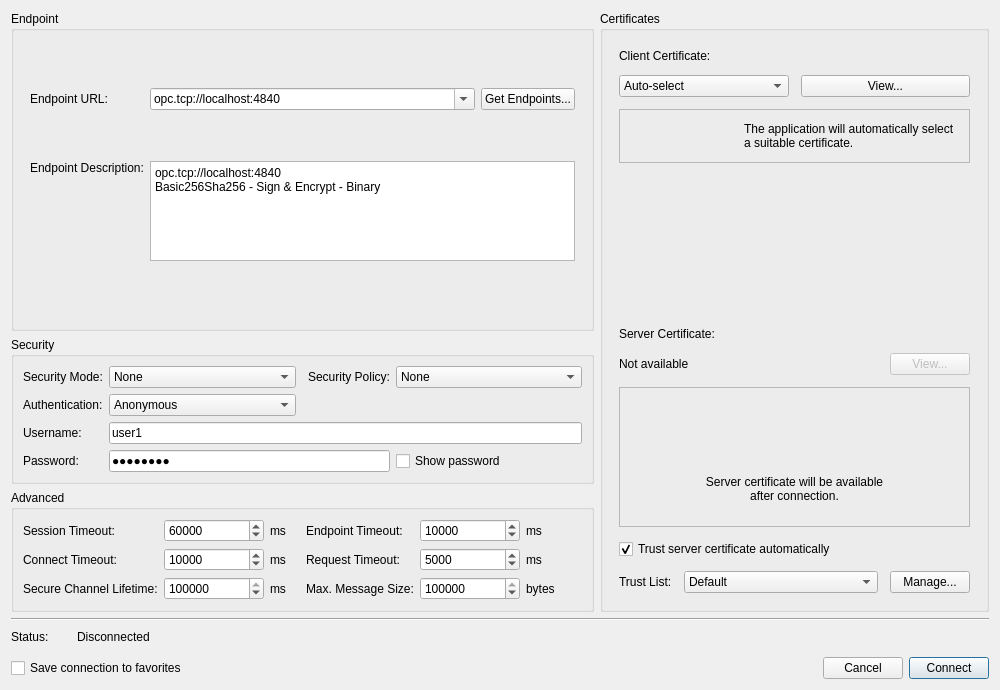
First picture: the form in src/dialogs/connectiondialog.ui, repository sanny32/OpenUaExplorer, before the edit.
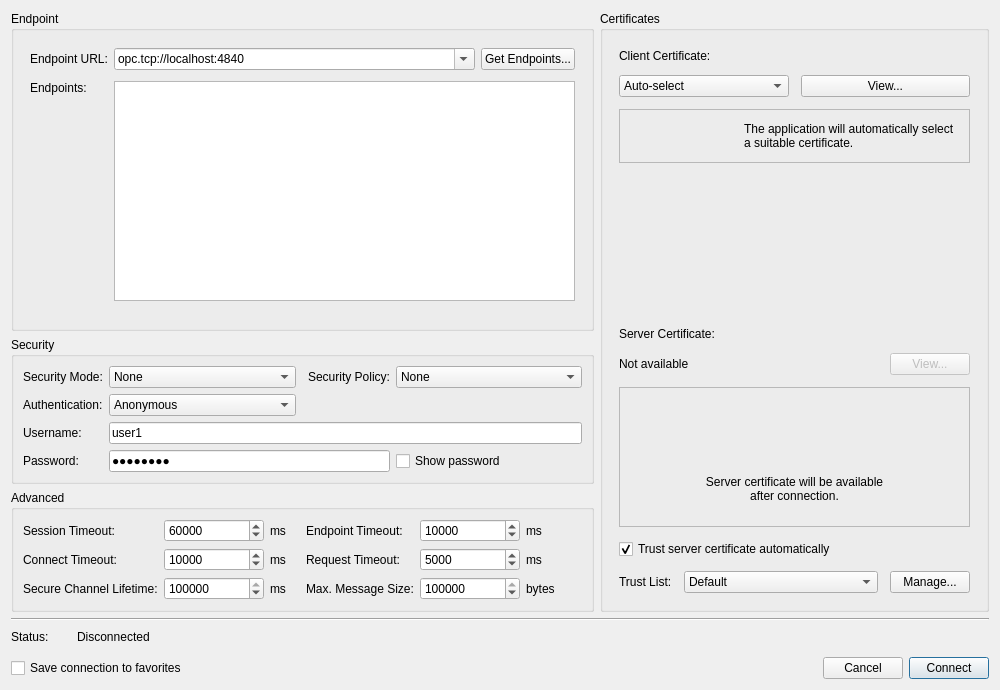
Second picture: the form after the edit. Icons and pictures are not drawn. Custom widgets are drawn as their Qt base class.

Commit message: feat: Implement endpoint list widget and update connection dialog layout

The edit to the form file:
```diff
--- a/src/dialogs/connectiondialog.ui
+++ b/src/dialogs/connectiondialog.ui
@@ -49,48 +49,6 @@
            <property name="bottomMargin">
             <number>20</number>
            </property>
-          <item row="1" column="0">
-           <widget class="QLabel" name="endpointDescriptionLabel">
-            <property name="text">
-             <string>Endpoint Description:</string>
-            </property>
-            <property name="alignment">
-             <set>Qt::AlignLeading|Qt::AlignLeft|Qt::AlignTop</set>
-            </property>
-           </widget>
-          </item>
-          <item row="1" column="1">
-           <widget class="QTextEdit" name="endpointDescriptionEdit">
-            <property name="sizePolicy">
-             <sizepolicy hsizetype="Expanding" vsizetype="Expanding">
-              <horstretch>0</horstretch>
-              <verstretch>0</verstretch>
-             </sizepolicy>
-            </property>
-            <property name="minimumSize">
-             <size>
-              <width>0</width>
-              <height>56</height>
-             </size>
-            </property>
-            <property name="maximumSize">
-             <size>
-              <width>16777215</width>
-              <height>100</height>
-             </size>
-            </property>
-            <property name="verticalScrollBarPolicy">
-             <enum>Qt::ScrollBarAsNeeded</enum>
-            </property>
-            <property name="readOnly">
-             <bool>true</bool>
-            </property>
-            <property name="plainText">
-             <string>opc.tcp://localhost:4840
-Basic256Sha256 - Sign &amp; Encrypt - Binary</string>
-            </property>
-           </widget>
-          </item>
           <item row="0" column="0">
            <widget class="QLabel" name="endpointUrlLabel">
             <property name="text">
@@ -133,6 +91,47 @@
             </item>
            </layout>
           </item>
+          <item row="1" column="0">
+           <widget class="QLabel" name="endpointLabel">
+            <property name="text">
+             <string>Endpoints:</string>
+            </property>
+            <property name="alignment">
+             <set>Qt::AlignLeading|Qt::AlignLeft|Qt::AlignTop</set>
+            </property>
+           </widget>
+          </item>
+          <item row="1" column="1">
+           <widget class="QListWidget" name="endpointListWidget">
+            <property name="sizePolicy">
+             <sizepolicy hsizetype="Expanding" vsizetype="Expanding">
+              <horstretch>1</horstretch>
+              <verstretch>1</verstretch>
+             </sizepolicy>
+            </property>
+            <property name="minimumSize">
+             <size>
+              <width>300</width>
+              <height>170</height>
+             </size>
+            </property>
+            <property name="maximumSize">
+             <size>
+              <width>16777215</width>
+              <height>220</height>
+             </size>
+            </property>
+            <property name="alternatingRowColors">
+             <bool>true</bool>
+            </property>
+            <property name="horizontalScrollBarPolicy">
+             <enum>Qt::ScrollBarAlwaysOff</enum>
+            </property>
+            <property name="uniformItemSizes">
+             <bool>true</bool>
+            </property>
+           </widget>
+          </item>
          </layout>
         </widget>
        </item>
```
Left out of the diff: 5 changed lines with no effect on the pictures. The commit also changes 6 other files.
